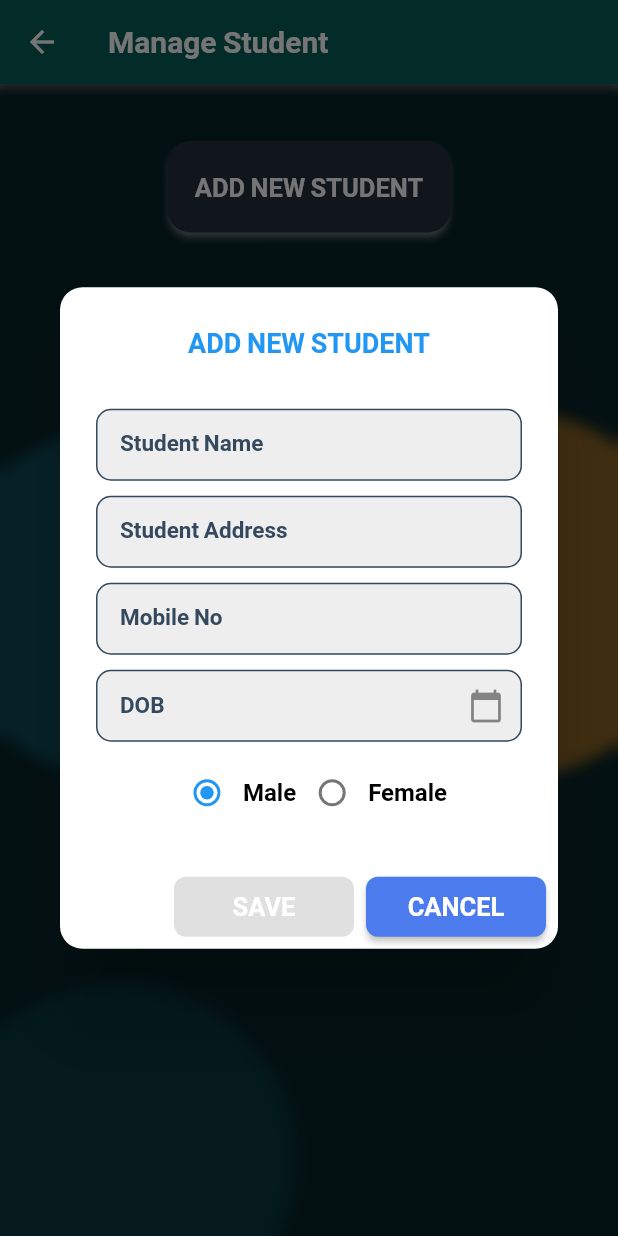
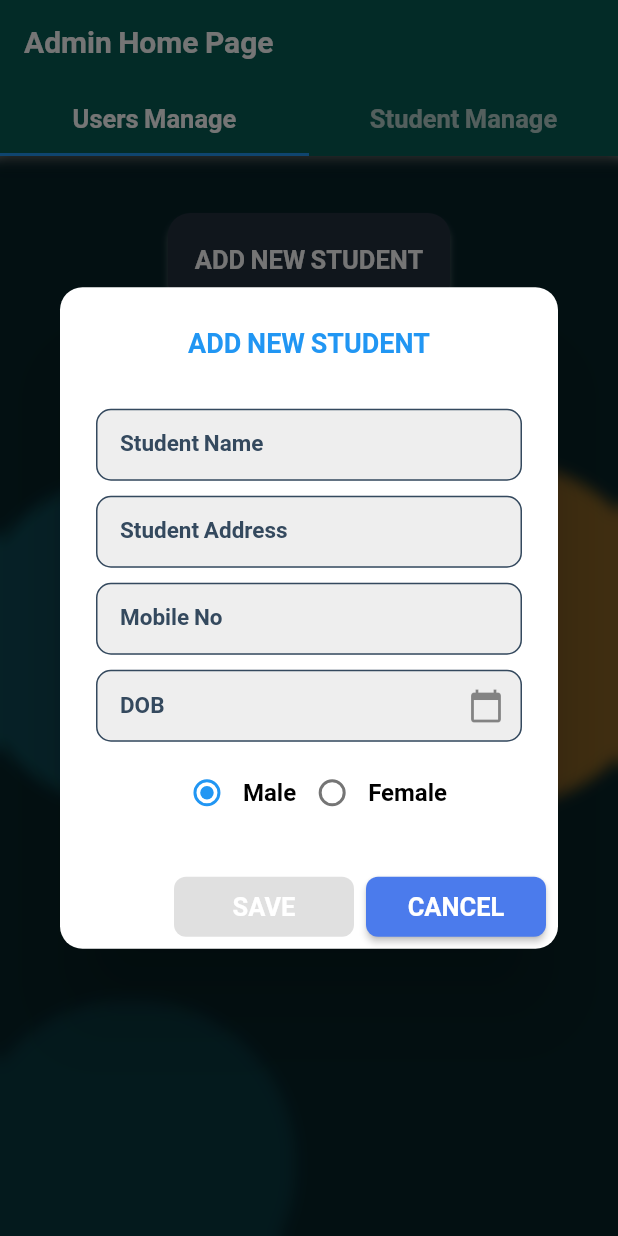
Before and after one commit to sumathipala-hes/training-ramp-up, a Flutter app: the AdminHomePageView screen opened directly, after a tap on "ADD NEW STUDENT", on a phone screen of 412 x 824 dp. Run offline on Flutter 3.47's test engine with Material 2 defaults, Android fonts, the phone set to English and light mode, and no system bars; our stand-ins replace firebase_core, firebase_messaging, flutter_bloc, fluttertoast, google_fonts, logger; accounts and stored records are empty; network calls fail; Roboto replaces fonts that are missing (Ubuntu).

Commit message:
Refactored code

```diff
--- a/front_end/lib/ui/admin_home_page/admin_home_page_provider.dart
+++ b/front_end/lib/ui/admin_home_page/admin_home_page_provider.dart
@@ -11,7 +11,7 @@ class AdminHomePageProvider extends StatelessWidget {
   Widget build(BuildContext context) {
     return BlocProvider(
       create: (context) => AdminHomePageBloc(context),
-      child: const AdminHomePageView(),
+      child:  const AdminHomePageView(),
     );
   }
 }
--- a/front_end/lib/ui/admin_home_page/admin_home_page_view.dart
+++ b/front_end/lib/ui/admin_home_page/admin_home_page_view.dart
@@ -2,18 +2,18 @@ import 'dart:ui';
 
 import 'package:flutter/material.dart';
 import 'package:flutter_bloc/flutter_bloc.dart';
-import 'package:front_end/ui/widget/student_modal.dart';
+import 'package:front_end/theme/primary_theme.dart';
 import 'package:google_fonts/google_fonts.dart';
 
 import '../../model/student_model.dart';
-import '../../theme/primary_theme.dart';
 import '../manage_student_page/manage_student_page_provider.dart';
 import '../widget/card_details.dart';
+import '../widget/student_modal.dart';
 import 'admin_home_page_bloc.dart';
 import 'admin_home_page_state.dart';
 
 class AdminHomePageView extends StatelessWidget {
-  const AdminHomePageView({super.key});
+  const AdminHomePageView({Key? key}) : super(key: key);
 
   Widget _buildStudentCardView(BuildContext context, Student student) {
     return GestureDetector(
@@ -28,10 +28,7 @@ class AdminHomePageView extends StatelessWidget {
     );
   }
 
-  void navigateToAnotherUI(
-    BuildContext context,
-    Student student,
-  ) {
+  void navigateToAnotherUI(BuildContext context, Student student) {
     Navigator.push(
       context,
       MaterialPageRoute(
@@ -42,18 +39,8 @@ class AdminHomePageView extends StatelessWidget {
     );
   }
 
-  @override
-  Widget build(BuildContext context) {
-    return Scaffold(
-      appBar: AppBar(
-        title: Text(
-          "Manage Student",
-          style: TextStyle(
-              fontWeight: FontWeight.bold,
-              fontFamily: GoogleFonts.ubuntu().fontFamily),
-        ),
-      ),
-      body: Stack(
+  Widget _buildAdminTabContent(BuildContext context) {
+    return Stack(
       children: [
         Container(
           decoration: const BoxDecoration(
@@ -113,6 +100,102 @@ class AdminHomePageView extends StatelessWidget {
           ),
         ),
       ],
+    );
+  }
+
+  Widget _buildUsersTabContent(BuildContext context) {
+    return Stack(
+      children: [
+        Container(
+          decoration: const BoxDecoration(
+            image: DecorationImage(
+              image: AssetImage('assets/images/bg.png'),
+              fit: BoxFit.cover,
+            ),
+          ),
+        ),
+        BackdropFilter(
+          filter: ImageFilter.blur(sigmaX: 5, sigmaY: 5),
+          child: Container(
+            color: Colors.black.withOpacity(0.3),
+          ),
+        ),
+        Padding(
+          padding: const EdgeInsets.all(8.0),
+          child: Column(
+            crossAxisAlignment: CrossAxisAlignment.center,
+            children: [
+              const SizedBox(height: 30),
+              ElevatedButton(
+                style: popButton,
+                onPressed: () {
+                  showDialog(
+                    context: context,
+                    builder: (context) => const PopupModal(),
+                  );
+                },
+                child: Text(
+                  "ADD NEW STUDENT",
+                  style: textButton,
+                ),
+              ),
+              const SizedBox(height: 30),
+              Expanded(
+                child: SingleChildScrollView(
+                  child: BlocBuilder<AdminHomePageBloc, AdminHomePageState>(
+                    buildWhen: (previous, current) =>
+                        previous.allStudents != current.allStudents,
+                    builder: (context, state) {
+                      final List<Student> allStudents = state.allStudents;
+                      return ListView.builder(
+                        shrinkWrap: true,
+                        physics: const NeverScrollableScrollPhysics(),
+                        itemCount: allStudents.length,
+                        itemBuilder: (context, index) {
+                          final student = allStudents[index];
+                          return _buildStudentCardView(context, student);
+                        },
+                      );
+                    },
+                  ),
+                ),
+              ),
+            ],
+          ),
+        ),
+      ],
+    );
+  }
+
+  @override
+  Widget build(BuildContext context) {
+    return DefaultTabController(
+      length: 2,
+      child: Scaffold(
+        appBar: AppBar(
+          title: Text(
+            "Admin Home Page",
+            style: TextStyle(
+              fontWeight: FontWeight.bold,
+              fontFamily: GoogleFonts.ubuntu().fontFamily,
+            ),
+          ),
+          bottom: TabBar(
+            labelStyle: textButton,
+            tabs: const [
+              Tab(
+                text: "Users Manage",
+              ),
+              Tab(text: "Student Manage"),
+            ],
+          ),
+        ),
+        body: TabBarView(
+          children: [
+            _buildAdminTabContent(context),
+            _buildUsersTabContent(context),
+          ],
+        ),
       ),
     );
   }
--- a/front_end/lib/ui/root_page/root_page.dart
+++ b/front_end/lib/ui/root_page/root_page.dart
@@ -1,5 +1,6 @@
 import 'package:flutter/material.dart';
 import 'package:flutter_bloc/flutter_bloc.dart';
+import 'package:front_end/ui/admin_home_page/admin_home_page_view.dart';
 import 'package:front_end/ui/user_home_page/user_home_page_provider.dart';
 
 import '../../theme/primary_theme.dart';
@@ -15,7 +16,7 @@ class RampUpApp extends StatelessWidget {
       theme: appThemeData,
       debugShowCheckedModeBanner: false,
       // home: const SignInPageProvider(),
-      home: const UserHomePageProvider(),
+      home:  AdminHomePageView(),
     );
 
     return BlocProvider(
--- a/front_end/lib/ui/sign_in_page/sign_in_page_view.dart
+++ b/front_end/lib/ui/sign_in_page/sign_in_page_view.dart
@@ -92,7 +92,7 @@ class SignInPageView extends StatelessWidget {
                                     context,
                                     MaterialPageRoute(
                                         builder: (context) =>
-                                            const AdminHomePageView()),
+                                             AdminHomePageView()),
                                   );
                                 },
                                 child: Row(
```
Lines whose indentation alone changed are shown as unchanged.
